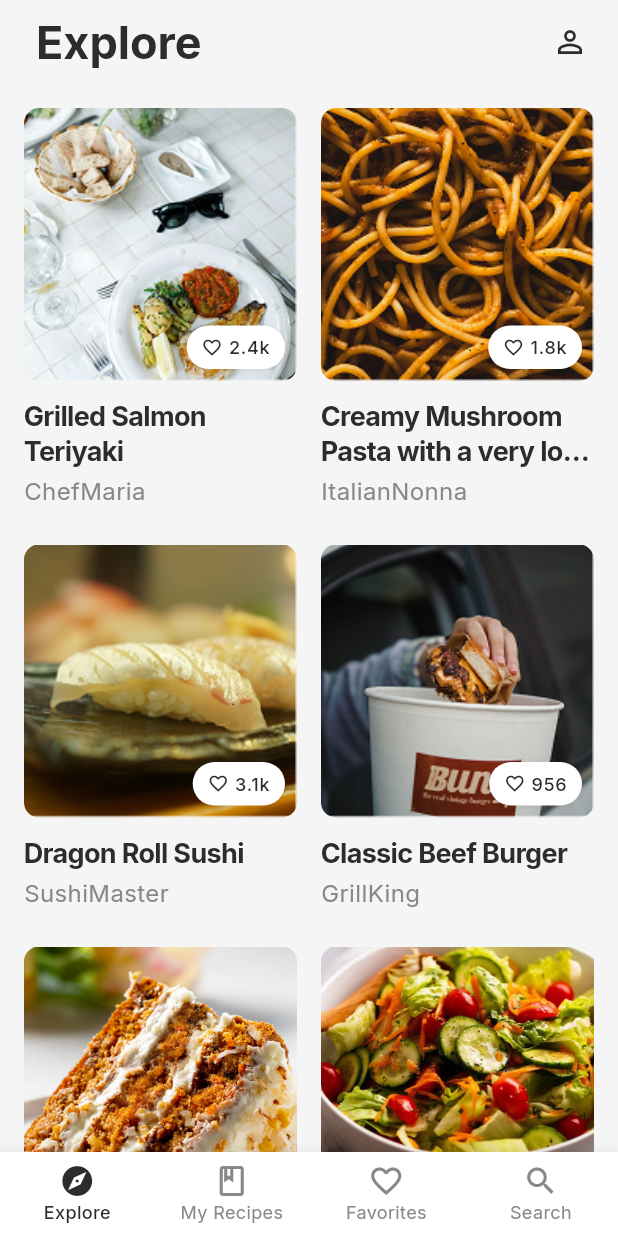
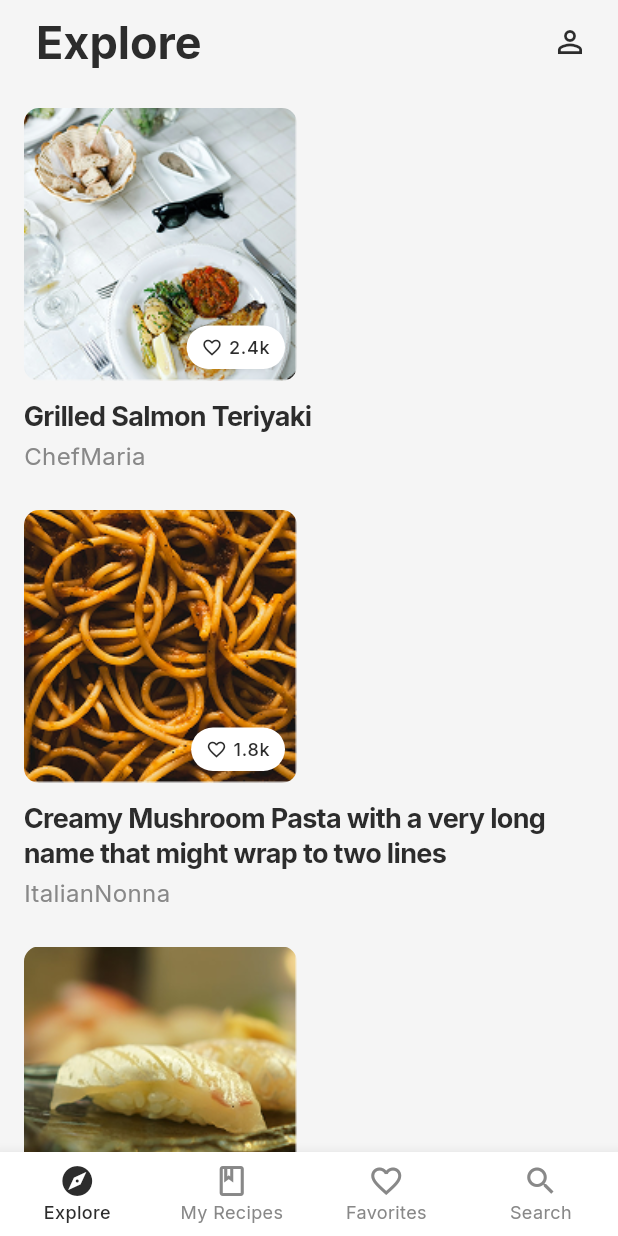
Before and after one commit to Ihnore-Ihor/FurTable-Recipe-App, a Flutter app: the ExploreScreen screen opened directly, on a phone screen of 412 x 824 dp. Run offline on Flutter 3.47's test engine with Material 3 defaults, Android fonts, the phone set to English and light mode, and no system bars; our stand-ins replace google_fonts.

Commit message:
add favorites page and add adaptation to explore page

```diff
--- a/lib/features/auth/screens/auth_screen.dart
+++ b/lib/features/auth/screens/auth_screen.dart
@@ -50,8 +50,9 @@ class _AuthScreenState extends State<AuthScreen> {
             'FurTable',
             style: TextStyle(
               fontSize: 28,
-              fontWeight: FontWeight.w700,
+              fontWeight: FontWeight.w900,
               fontFamily: 'Inter',
+              color: AppTheme.darkCharcoal,
             ),
           ),
           const SizedBox(height: 24),
--- a/lib/features/explore/screens/explore_screen.dart
+++ b/lib/features/explore/screens/explore_screen.dart
@@ -2,12 +2,33 @@ import 'package:flutter/material.dart';
 import 'package:flutter_staggered_grid_view/flutter_staggered_grid_view.dart';
 import 'package:furtable/core/app_theme.dart';
 import 'package:furtable/features/explore/widgets/recipe_card.dart';
+import 'package:furtable/features/favorites/screens/favorites_screen.dart';
 
 class ExploreScreen extends StatelessWidget {
   const ExploreScreen({super.key});
 
+  int _getCrossAxisCount(double screenWidth) {
+    if (screenWidth > 1920) {
+      return 6;
+    } else if (screenWidth > 1200) {
+      return 5;
+    } else if (screenWidth > 1024) {
+      return 4;
+    } else if (screenWidth > 767) {
+      return 3;
+    } else if (screenWidth > 480) {
+      return 2;
+    } else {
+      return 1;
+    }
+  }
+
   @override
   Widget build(BuildContext context) {
+    final screenWidth = MediaQuery.of(context).size.width;
+
+    final crossAxisCount = _getCrossAxisCount(screenWidth);
+
     final List<Map<String, String>> recipes = [
       {
         'image': 'assets/images/salmon.png',
@@ -58,7 +79,12 @@ class ExploreScreen extends StatelessWidget {
         automaticallyImplyLeading: false,
         actions: [
           IconButton(
-            onPressed: () {},
+            onPressed: () {
+              Navigator.push(
+                context,
+                MaterialPageRoute(builder: (context) => const Placeholder()),
+              );
+            },
             icon: const Icon(
               Icons.person_outline,
               color: AppTheme.darkCharcoal,
@@ -69,7 +95,7 @@ class ExploreScreen extends StatelessWidget {
       ),
       body: AlignedGridView.count(
         padding: const EdgeInsets.all(16),
-        crossAxisCount: 2,
+        crossAxisCount: crossAxisCount,
         crossAxisSpacing: 16,
         mainAxisSpacing: 24,
 
@@ -102,23 +128,36 @@ class ExploreScreen extends StatelessWidget {
           fontFamily: 'Inter',
         ),
         currentIndex: 0,
-        items: const [
-          BottomNavigationBarItem(
+        onTap: (index) {
+          if (index == 2) {
+            Navigator.push(
+              context,
+              MaterialPageRoute<void>(
+                builder: (context) => const FavoritesScreen(),
+              ),
+            );
+          }
+        },
+        items: [
+          const BottomNavigationBarItem(
             icon: Icon(Icons.explore_outlined),
             activeIcon: Icon(Icons.explore),
             label: 'Explore',
           ),
-          BottomNavigationBarItem(
+          const BottomNavigationBarItem(
             icon: Icon(Icons.book_outlined),
             activeIcon: Icon(Icons.book),
             label: 'My Recipes',
           ),
-          BottomNavigationBarItem(
+          const BottomNavigationBarItem(
             icon: Icon(Icons.favorite_border),
             activeIcon: Icon(Icons.favorite),
             label: 'Favorites',
           ),
-          BottomNavigationBarItem(icon: Icon(Icons.search), label: 'Search'),
+          const BottomNavigationBarItem(
+            icon: Icon(Icons.search),
+            label: 'Search',
+          ),
         ],
       ),
     );
--- a/lib/main.dart
+++ b/lib/main.dart
@@ -1,6 +1,6 @@
 import 'package:flutter/material.dart';
 import 'package:furtable/core/app_theme.dart';
-import 'package:furtable/features/auth/screens/auth_screen.dart'; // Ми створимо цей екран далі
+import 'package:furtable/features/auth/screens/auth_screen.dart';
 
 void main() {
   runApp(const MyApp());
@@ -14,8 +14,8 @@ class MyApp extends StatelessWidget {
     return MaterialApp(
       title: 'FurTable',
       theme: AppTheme.theme,
-      debugShowCheckedModeBanner: false, // Прибирає банер "Debug"
-      home: const AuthScreen(), // Починаємо з екрана логіну
+      debugShowCheckedModeBanner: false,
+      home: const AuthScreen(),
     );
   }
 }
--- a/pubspec.yaml
+++ b/pubspec.yaml
@@ -64,6 +64,7 @@ flutter:
   assets:
     - assets/images/legoshi_eating_auth.png
     - assets/images/legoshi_loading.png
+    - assets/images/gohin_empty.png
     - assets/images/burger.png
     - assets/images/salmon.png
     - assets/images/pasta.png
```
Also changed, not shown: lib/features/favorites/screens/favorites_screen.dart (added, +166 -0 lines), assets/images/gohin_empty.png (added).
